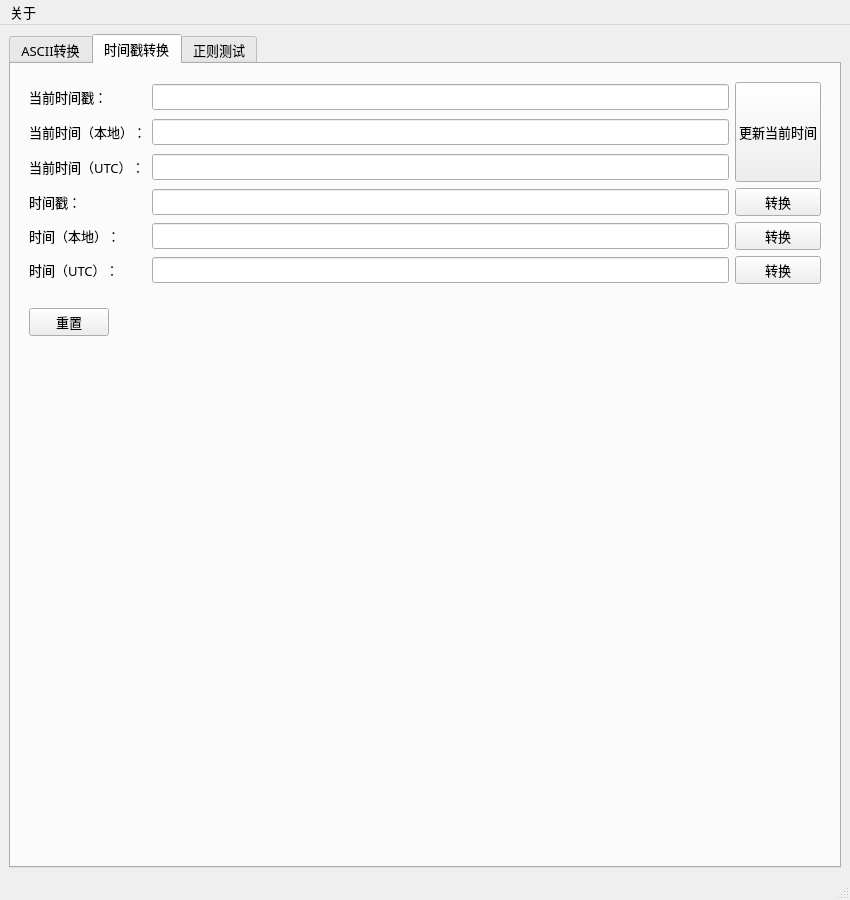
Above: mainwindow.ui from huanfenz/PerryBox before the change. Below: the same form after it.
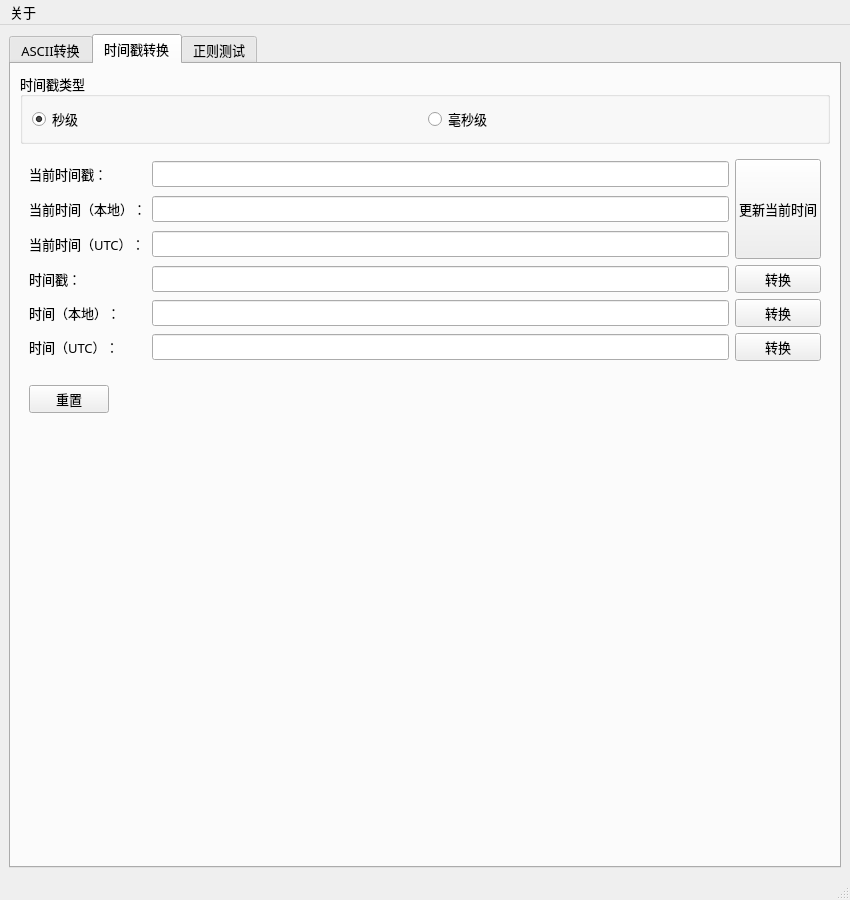
That is the form after the change.

Commit message: 健全时间戳转换工具

What changed in the file:
```diff
--- a/mainwindow.ui
+++ b/mainwindow.ui
@@ -232,17 +232,43 @@
         <string>时间戳转换</string>
        </attribute>
        <layout class="QVBoxLayout" name="verticalLayout_3">
+        <item>
+         <widget class="QGroupBox" name="groupBox">
+          <property name="title">
+           <string>时间戳类型</string>
+          </property>
+          <layout class="QHBoxLayout" name="horizontalLayout_4">
+           <item>
+            <widget class="QRadioButton" name="radioButton">
+             <property name="text">
+              <string>秒级</string>
+             </property>
+             <property name="checked">
+              <bool>true</bool>
+             </property>
+            </widget>
+           </item>
+           <item>
+            <widget class="QRadioButton" name="radioButton_2">
+             <property name="text">
+              <string>毫秒级</string>
+             </property>
+            </widget>
+           </item>
+          </layout>
+         </widget>
+        </item>
         <item>
          <widget class="QWidget" name="widget_3" native="true">
           <layout class="QGridLayout" name="gridLayout">
-           <item row="6" column="0">
-            <widget class="QLabel" name="label_7">
+           <item row="4" column="2">
+            <widget class="QPushButton" name="btn_timestamp">
              <property name="text">
-              <string>时间（UTC）：</string>
+              <string>转换</string>
              </property>
             </widget>
            </item>
-           <item row="2" column="1">
+           <item row="3" column="1">
             <widget class="QLineEdit" name="edit_cur_utctime">
              <property name="readOnly">
               <bool>true</bool>
@@ -250,58 +276,27 @@
             </widget>
            </item>
            <item row="1" column="0">
-            <widget class="QLabel" name="label_5">
-             <property name="text">
-              <string>当前时间（本地）：</string>
-             </property>
-            </widget>
-           </item>
-           <item row="3" column="1">
-            <widget class="QLineEdit" name="edit_timestamp"/>
-           </item>
-           <item row="3" column="0">
-            <widget class="QLabel" name="label_8">
-             <property name="text">
-              <string>时间戳：</string>
-             </property>
-            </widget>
-           </item>
-           <item row="0" column="0">
             <widget class="QLabel" name="label_6">
              <property name="text">
               <string>当前时间戳：</string>
              </property>
             </widget>
            </item>
-           <item row="5" column="0">
-            <widget class="QLabel" name="label_10">
-             <property name="text">
-              <string>时间（本地）：</string>
-             </property>
-            </widget>
-           </item>
-           <item row="1" column="1">
+           <item row="2" column="1">
             <widget class="QLineEdit" name="edit_cur_localtime">
              <property name="readOnly">
               <bool>true</bool>
              </property>
             </widget>
            </item>
-           <item row="2" column="0">
-            <widget class="QLabel" name="label_9">
-             <property name="text">
-              <string>当前时间（UTC）：</string>
-             </property>
-            </widget>
-           </item>
-           <item row="6" column="2">
+           <item row="7" column="2">
             <widget class="QPushButton" name="btn_utctime">
              <property name="text">
               <string>转换</string>
              </property>
             </widget>
            </item>
-           <item row="0" column="2" rowspan="3">
+           <item row="1" column="2" rowspan="3">
             <widget class="QPushButton" name="btn_update_cur_time">
              <property name="text">
               <string>
@@ -312,31 +307,62 @@
              </property>
             </widget>
            </item>
-           <item row="0" column="1">
-            <widget class="QLineEdit" name="edit_cur_timestamp">
-             <property name="readOnly">
-              <bool>true</bool>
+           <item row="3" column="0">
+            <widget class="QLabel" name="label_9">
+             <property name="text">
+              <string>当前时间（UTC）：</string>
              </property>
             </widget>
            </item>
-           <item row="5" column="2">
+           <item row="2" column="0">
+            <widget class="QLabel" name="label_5">
+             <property name="text">
+              <string>当前时间（本地）：</string>
+             </property>
+            </widget>
+           </item>
+           <item row="6" column="2">
             <widget class="QPushButton" name="btn_localtime">
              <property name="text">
               <string>转换</string>
              </property>
             </widget>
            </item>
-           <item row="3" column="2">
-            <widget class="QPushButton" name="btn_timestamp">
+           <item row="7" column="0">
+            <widget class="QLabel" name="label_7">
              <property name="text">
-              <string>转换</string>
+              <string>时间（UTC）：</string>
              </property>
             </widget>
            </item>
-           <item row="6" column="1">
+           <item row="6" column="0">
+            <widget class="QLabel" name="label_10">
+             <property name="text">
+              <string>时间（本地）：</string>
+             </property>
+            </widget>
+           </item>
+           <item row="4" column="0">
+            <widget class="QLabel" name="label_8">
+             <property name="text">
+              <string>时间戳：</string>
+             </property>
+            </widget>
+           </item>
+           <item row="7" column="1">
             <widget class="QLineEdit" name="edit_utctime"/>
            </item>
-           <item row="5" column="1">
+           <item row="4" column="1">
+            <widget class="QLineEdit" name="edit_timestamp"/>
+           </item>
+           <item row="1" column="1">
+            <widget class="QLineEdit" name="edit_cur_timestamp">
+             <property name="readOnly">
+              <bool>true</bool>
+             </property>
+            </widget>
+           </item>
+           <item row="6" column="1">
             <widget class="QLineEdit" name="edit_localtime"/>
            </item>
           </layout>
```
Left out of the diff: 10 changed lines with no effect on the pictures. The commit also changes 5 other files.
